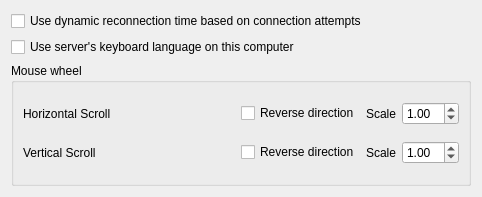
This is src/lib/gui/dialogs/ClientConfigDialog.ui in cplusv2023/deskflow as Qt 5 draws it before an edit. The edited form follows.
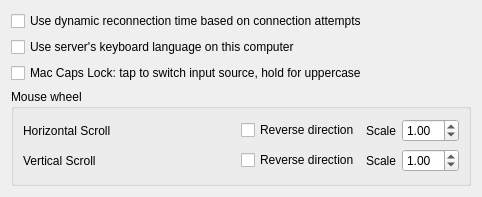
This is the edited form.

Commit message: feat(macos): support remote Caps input switching and preserve native modifiers

What changed in the file:
```diff
--- a/src/lib/gui/dialogs/ClientConfigDialog.ui
+++ b/src/lib/gui/dialogs/ClientConfigDialog.ui
@@ -37,6 +37,16 @@
      </property>
     </widget>
    </item>
+   <item>
+    <widget class="QCheckBox" name="cbMacNativeCapsLock">
+     <property name="text">
+      <string>Mac Caps Lock: tap to switch input source, hold for uppercase</string>
+     </property>
+     <property name="toolTip">
+      <string>Tap to switch between ASCII and the last non-ASCII input source on this Mac. Hold for 0.6 seconds to enable Caps Lock; tap again to disable it. Keeps the Mac input source independent of the server. Requires both input sources to be enabled on the Mac.</string>
+     </property>
+    </widget>
+   </item>
    <item>
     <widget class="QGroupBox" name="groupBox">
      <property name="toolTip">
```
The commit also changes 8 other files.
